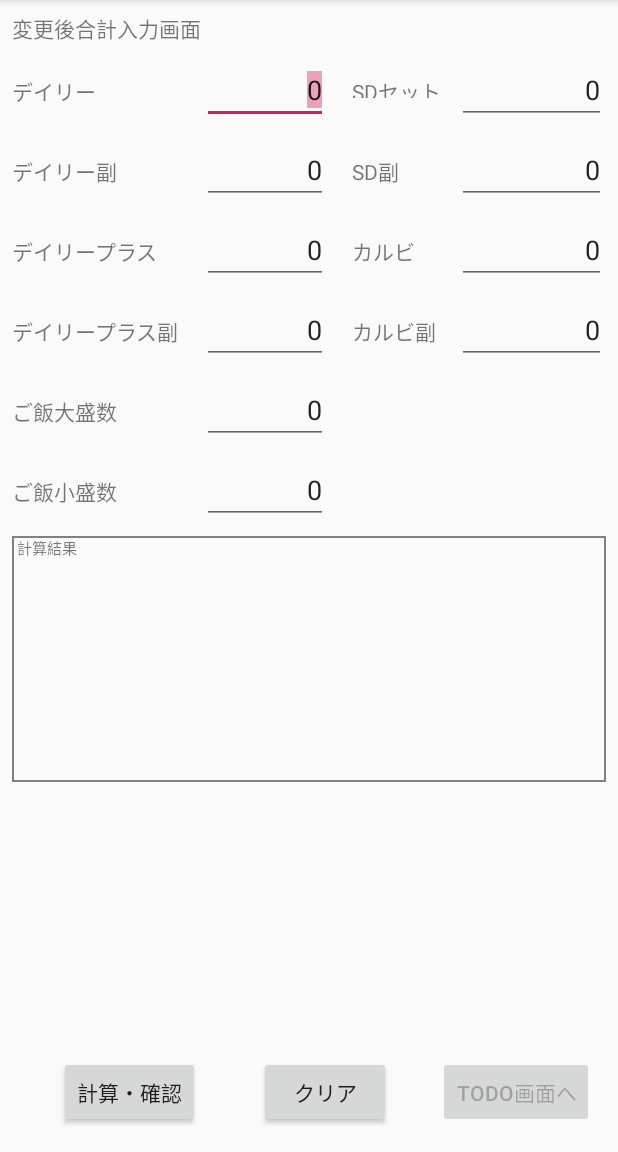
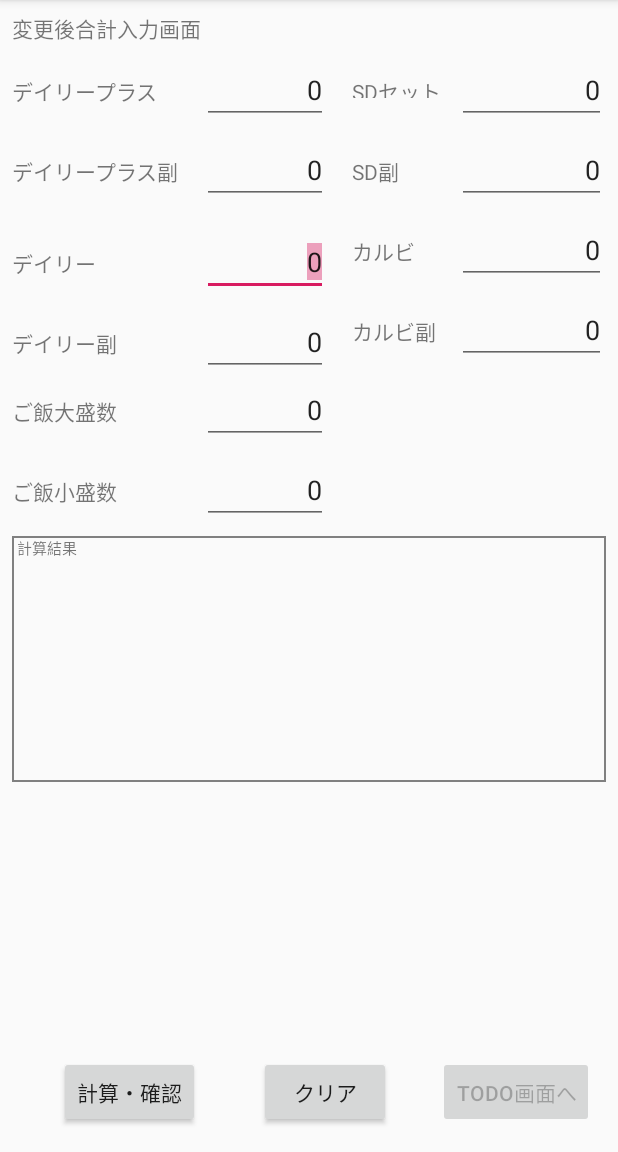
Before and after one commit to miraclekitten/PartTimeJobApplication, an Android app: the Prepare2Activity screen opened directly, with no data from a screen before it, on a phone screen of 412 x 824 dp, the part 84-1236 px from its top. Run offline under Robolectric (Android 15) with nearby library versions, the phone set to English and light mode, and no system bars.

Commit message:
1.UIの変更

```diff
--- a/app/src/main/res/layout/activity_part_time_job.xml
+++ b/app/src/main/res/layout/activity_part_time_job.xml
@@ -34,16 +34,15 @@
         android:layout_width="0dp"
         android:layout_height="wrap_content"
         android:layout_marginStart="8dp"
-        android:layout_marginTop="8dp"
         android:layout_marginEnd="8dp"
         android:ems="10"
         android:gravity="right"
-        android:inputType = "number"
+        android:inputType="number"
         android:selectAllOnFocus="true"
         android:text="0"
         app:layout_constraintEnd_toStartOf="@+id/guideline5"
         app:layout_constraintStart_toStartOf="@+id/guideline"
-        app:layout_constraintTop_toBottomOf="@+id/tvTitle" />
+        app:layout_constraintTop_toTopOf="@+id/karubi_edittext" />
 
 
     <TextView
@@ -153,13 +152,13 @@
         android:layout_marginEnd="8dp"
         android:ems="10"
         android:gravity="right"
-        android:inputType = "number"
+        android:inputType="number"
         android:selectAllOnFocus="true"
         android:text="0"
         app:layout_constraintEnd_toStartOf="@+id/guideline5"
         app:layout_constraintHorizontal_bias="0.0"
         app:layout_constraintStart_toStartOf="@+id/guideline"
-        app:layout_constraintTop_toBottomOf="@+id/sdSet_edittext" />
+        app:layout_constraintTop_toTopOf="@+id/karubi2_edittext" />
 
     <EditText
         android:id="@+id/sd2_edittext"
@@ -187,13 +186,13 @@
         android:layout_marginEnd="8dp"
         android:ems="10"
         android:gravity="right"
-        android:inputType = "number"
+        android:inputType="number"
         android:selectAllOnFocus="true"
         android:text="0"
         app:layout_constraintEnd_toStartOf="@+id/guideline5"
         app:layout_constraintHorizontal_bias="0.0"
         app:layout_constraintStart_toStartOf="@+id/guideline"
-        app:layout_constraintTop_toBottomOf="@+id/sd2_edittext" />
+        app:layout_constraintTop_toBottomOf="@+id/tvTitle" />
 
     <EditText
         android:id="@+id/karubi_edittext"
@@ -221,13 +220,13 @@
         android:layout_marginEnd="8dp"
         android:ems="10"
         android:gravity="right"
-        android:inputType = "number"
+        android:inputType="number"
         android:selectAllOnFocus="true"
         android:text="0"
         app:layout_constraintEnd_toStartOf="@+id/guideline5"
         app:layout_constraintHorizontal_bias="0.0"
         app:layout_constraintStart_toStartOf="@+id/guideline"
-        app:layout_constraintTop_toBottomOf="@+id/karubi_edittext" />
+        app:layout_constraintTop_toBottomOf="@+id/sdSet_edittext" />
 
     <EditText
         android:id="@+id/gohanBig_edittext"
--- a/app/src/main/res/layout/activity_prepare2.xml
+++ b/app/src/main/res/layout/activity_prepare2.xml
@@ -38,12 +38,12 @@
         android:layout_marginEnd="8dp"
         android:ems="10"
         android:gravity="right"
-        android:inputType = "number"
+        android:inputType="number"
+        android:selectAllOnFocus="true"
         android:text="0"
         app:layout_constraintEnd_toStartOf="@+id/guideline5"
         app:layout_constraintStart_toStartOf="@+id/guideline"
-        app:layout_constraintTop_toBottomOf="@+id/tvTitle"
-        android:selectAllOnFocus="true"/>
+        app:layout_constraintTop_toTopOf="@+id/karubi_edittext" />
 
 
     <TextView
@@ -153,13 +153,13 @@
         android:layout_marginEnd="8dp"
         android:ems="10"
         android:gravity="right"
-        android:inputType = "number"
+        android:inputType="number"
+        android:selectAllOnFocus="true"
         android:text="0"
         app:layout_constraintEnd_toStartOf="@+id/guideline5"
         app:layout_constraintHorizontal_bias="0.0"
         app:layout_constraintStart_toStartOf="@+id/guideline"
-        app:layout_constraintTop_toBottomOf="@+id/sdSet_edittext"
-        android:selectAllOnFocus="true"/>
+        app:layout_constraintTop_toTopOf="@+id/karubi2_edittext" />
 
     <EditText
         android:id="@+id/sd2_edittext"
@@ -187,13 +187,13 @@
         android:layout_marginEnd="8dp"
         android:ems="10"
         android:gravity="right"
-        android:inputType = "number"
+        android:inputType="number"
+        android:selectAllOnFocus="true"
         android:text="0"
         app:layout_constraintEnd_toStartOf="@+id/guideline5"
         app:layout_constraintHorizontal_bias="0.0"
         app:layout_constraintStart_toStartOf="@+id/guideline"
-        app:layout_constraintTop_toBottomOf="@+id/sd2_edittext"
-        android:selectAllOnFocus="true"/>
+        app:layout_constraintTop_toBottomOf="@+id/tvTitle" />
 
     <EditText
         android:id="@+id/karubi_edittext"
@@ -221,13 +221,13 @@
         android:layout_marginEnd="8dp"
         android:ems="10"
         android:gravity="right"
-        android:inputType = "number"
+        android:inputType="number"
+        android:selectAllOnFocus="true"
         android:text="0"
         app:layout_constraintEnd_toStartOf="@+id/guideline5"
         app:layout_constraintHorizontal_bias="0.0"
         app:layout_constraintStart_toStartOf="@+id/guideline"
-        app:layout_constraintTop_toBottomOf="@+id/karubi_edittext"
-        android:selectAllOnFocus="true"/>
+        app:layout_constraintTop_toBottomOf="@+id/sdSet_edittext" />
 
     <EditText
         android:id="@+id/gohanBig_edittext"
```
